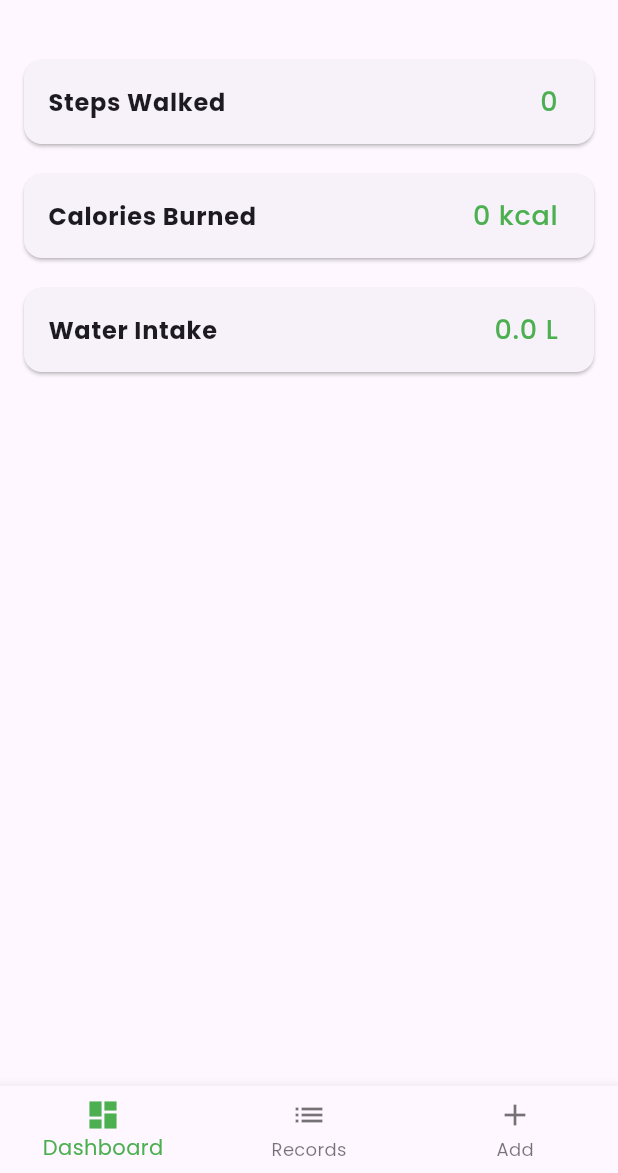
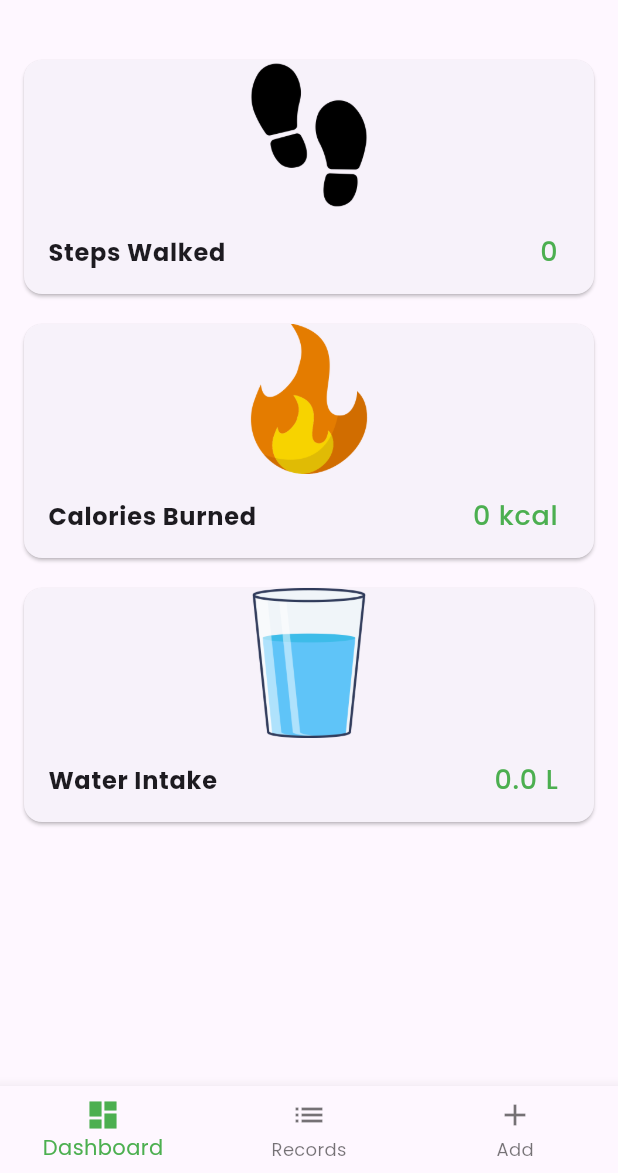
Before and after one commit to ArunaMahaGamage/HealthMate, a Flutter app: the screen it shows after launch, on a phone screen of 412 x 824 dp, the part 63-1236 px from its top. Run offline on Flutter 3.47's test engine with Material 3 defaults, Android fonts, the phone set to English and light mode, and no system bars; our stand-ins replace flutter_riverpod, google_fonts, sqflite; accounts and stored records are empty.

Commit message:
add image

```diff
--- a/lib/main.dart
+++ b/lib/main.dart
@@ -3,9 +3,10 @@ import 'package:google_fonts/google_fonts.dart';
 import 'screens/dashboard_screen.dart';
 import 'screens/records_screen.dart';
 import 'screens/add_entry_screen.dart';
+import 'package:flutter_riverpod/flutter_riverpod.dart';
 
 void main() {
-  runApp(HealthMateApp());
+  runApp(ProviderScope(child: HealthMateApp()));
 }
 
 class HealthMateApp extends StatelessWidget {
--- a/lib/screens/dashboard_screen.dart
+++ b/lib/screens/dashboard_screen.dart
@@ -43,9 +43,9 @@ class _DashboardScreenState extends State<DashboardScreen> {
         padding: const EdgeInsets.all(16.0),
         child: Column(
           children: [
-            SummaryCard(title: 'Steps Walked', value: '$totalSteps'),
-            SummaryCard(title: 'Calories Burned', value: '$totalCalories kcal'),
-            SummaryCard(title: 'Water Intake', value: '${(totalWater / 1000).toStringAsFixed(1)} L'),
+            SummaryCard(title: 'Steps Walked', value: '$totalSteps', image: 'assets/images/footstep.png',),
+            SummaryCard(title: 'Calories Burned', value: '$totalCalories kcal', image: 'assets/images/calories.png',),
+            SummaryCard(title: 'Water Intake', value: '${(totalWater / 1000).toStringAsFixed(1)} L', image: 'assets/images/glassofwater.png',),
           ],
         ),
       ),
@@ -56,16 +56,22 @@ class _DashboardScreenState extends State<DashboardScreen> {
 class SummaryCard extends StatelessWidget {
   final String title;
   final String value;
+  final String image;
 
-  const SummaryCard({required this.title, required this.value});
+  const SummaryCard({required this.title, required this.value, required this.image});
 
   @override
   Widget build(BuildContext context) {
     return Card(
       margin: const EdgeInsets.symmetric(vertical: 10),
-      child: ListTile(
-        title: Text(title, style: TextStyle(fontWeight: FontWeight.bold)),
-        trailing: Text(value, style: TextStyle(fontSize: 18, color: Colors.green)),
+      child: Column(
+        children: [
+          Image.asset(image,width: 100.0, height: 100.0, fit: BoxFit.cover,),
+          ListTile(
+            title: Text(title, style: TextStyle(fontWeight: FontWeight.bold)),
+            trailing: Text(value, style: TextStyle(fontSize: 18, color: Colors.green)),
+          ),
+        ],
       ),
     );
   }
```
Also changed, not shown: pubspec.yaml (+8 -3 lines), assets/images/calories.png (added), assets/images/footstep.png (added), assets/images/glassofwater.png (added), pubspec.lock.
